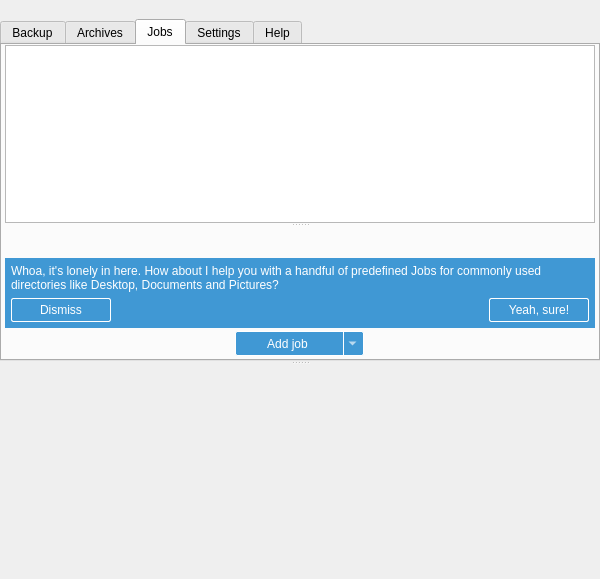
Before: the Qt Designer form forms/mainwindow.ui in Tarsnap/tarsnap-gui, drawn with Qt 5.
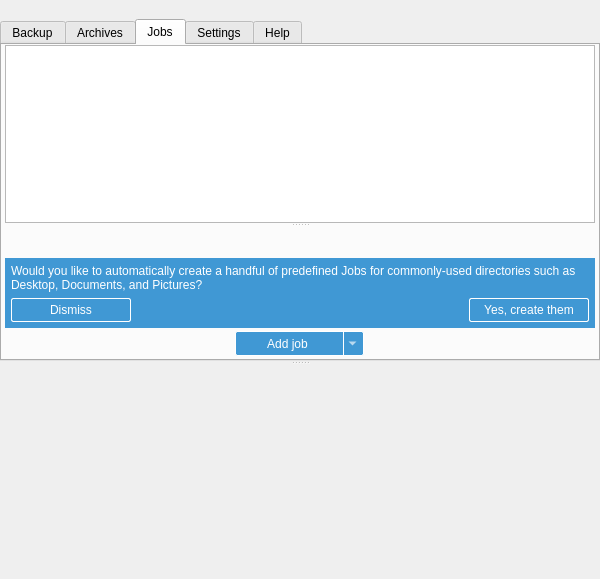
After: the same form once the commit is applied. The open tabs and pages were chosen to show the change. Icons and pictures are not drawn. Custom widgets are drawn as their Qt base class.

Commit message: Edit text in main window

Diff of the .ui file:
```diff
--- a/forms/mainwindow.ui
+++ b/forms/mainwindow.ui
@@ -598,7 +598,7 @@
               <item>
                <widget class="QLabel" name="label_8">
                 <property name="text">
-                 <string>Whoa, it's lonely in here. How about I help you with a handful of predefined Jobs for commonly used directories like Desktop, Documents and Pictures?</string>
+                 <string>Would you like to automatically create a handful of predefined Jobs for commonly-used directories such as Desktop, Documents, and Pictures?</string>
                 </property>
                 <property name="wordWrap">
                  <bool>true</bool>
@@ -624,7 +624,7 @@
                   <widget class="QPushButton" name="dismissButton">
                    <property name="minimumSize">
                     <size>
-                     <width>100</width>
+                     <width>120</width>
                      <height>0</height>
                     </size>
                    </property>
@@ -656,7 +656,7 @@
                   <widget class="QPushButton" name="sureButton">
                    <property name="minimumSize">
                     <size>
-                     <width>100</width>
+                     <width>120</width>
                      <height>0</height>
                     </size>
                    </property>
@@ -667,7 +667,7 @@
                     </size>
                    </property>
                    <property name="text">
-                    <string>Yeah, sure!</string>
+                    <string>Yes, create them</string>
                    </property>
                   </widget>
                  </item>
```
Left out of the diff: 6 changed lines with no effect on the pictures. The commit also changes 2 other files.
